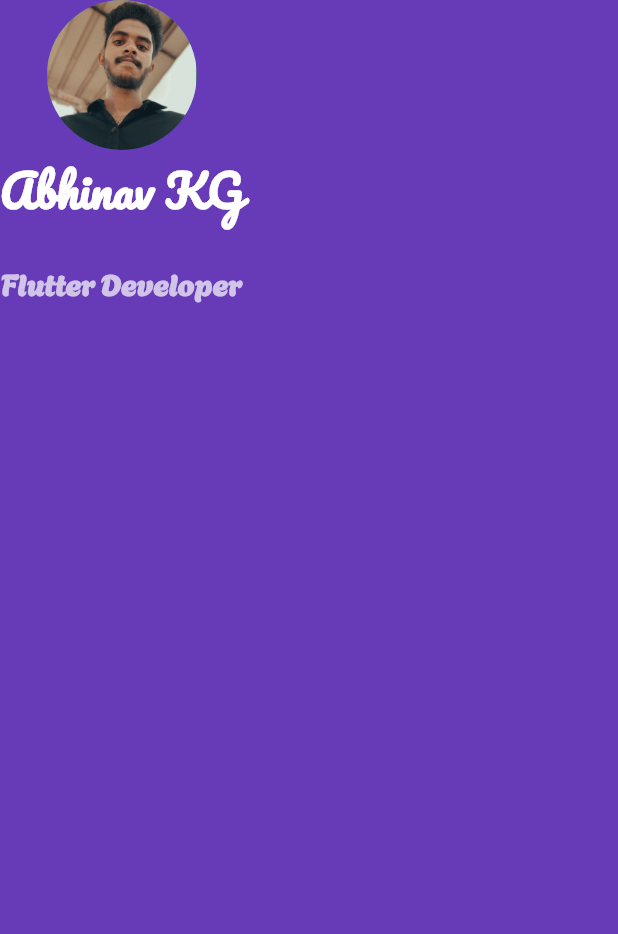
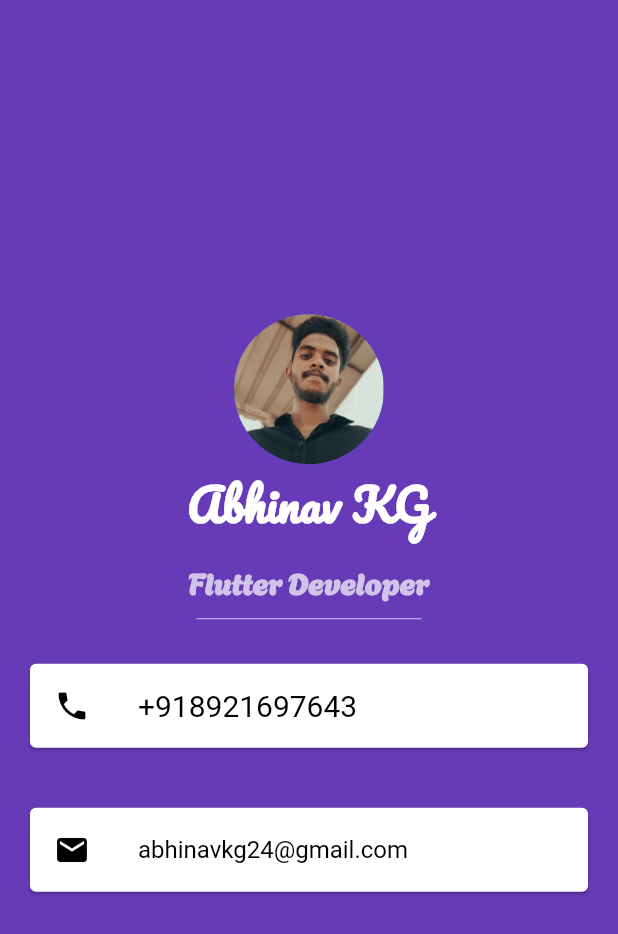
Before and after one commit to Abhinav-KG-24/Business-card-app-basic, a Flutter app: the screen it shows after launch, on a phone screen of 412 x 824 dp. Shown: the top 934 px of the screen. Run offline on Flutter 3.47's test engine with Material 2 defaults, Android fonts, the phone set to English and light mode, and no system bars.

Commit message:
App fineshed

```diff
--- a/lib/main.dart
+++ b/lib/main.dart
@@ -13,27 +13,62 @@ class Myapp extends StatelessWidget {
   Widget build(BuildContext context) {
     return MaterialApp(
       home: Scaffold(
-          backgroundColor: Colors.deepPurple,
+          backgroundColor: Colors.deepPurple, // adding deepPurple background
           body: SafeArea(
               child: Column(
+            mainAxisAlignment: MainAxisAlignment.center,
             children: [
               CircleAvatar(
-                radius: 50.0,
+                radius: 50.0, // profil pic
                 backgroundImage: AssetImage('Asset/images/Abhinav.jpg'),
-              ),
-              Text('Abhinav KG',
+              ), //CircleAvatar
+              Text('Abhinav KG', // username
                   style: TextStyle(
                       color: Colors.white,
                       fontSize: 30.0,
                       fontWeight: FontWeight.bold,
                       fontFamily: 'Pacifico')),
-              SizedBox(height: 20.0),
-              Text('Flutter Developer',
+              SizedBox(height: 10.0),
+              Text('Flutter Developer', // stack name
                   style: TextStyle(
                       color: Colors.deepPurple.shade100,
                       fontSize: 20.0,
                       fontFamily: 'Agbalumo',
-                      fontWeight: FontWeight.bold))
+                      fontWeight: FontWeight.bold)),
+              SizedBox(
+                width: 150.0,
+                height: 20.0,
+                child: Divider(color: Colors.deepPurple.shade100),
+              ),
+              Card(
+                  // first container that include phone icon and phone number
+                  margin: EdgeInsets.all(20.0),
+                  color: Colors.white,
+                  child: ListTile(
+                    leading: Icon(
+                      Icons.phone,
+                      color: Colors.black,
+                    ),
+                    title: Text('+918921697643',
+                        style: TextStyle(
+                          color: Colors.black,
+                          fontSize: 20.0,
+                        )),
+                  )),
+              Card(
+                  // Second container that include email icon and email id
+                  color: Colors.white,
+                  margin: EdgeInsets.all(20.0),
+                  child: ListTile(
+                    leading: Icon(
+                      Icons.mail,
+                      color: Colors.black,
+                    ),
+                    title: Text(
+                      'abhinavkg24@gmail.com',
+                      style: TextStyle(color: Colors.black),
+                    ),
+                  ))
             ],
           ))),
     );
```
